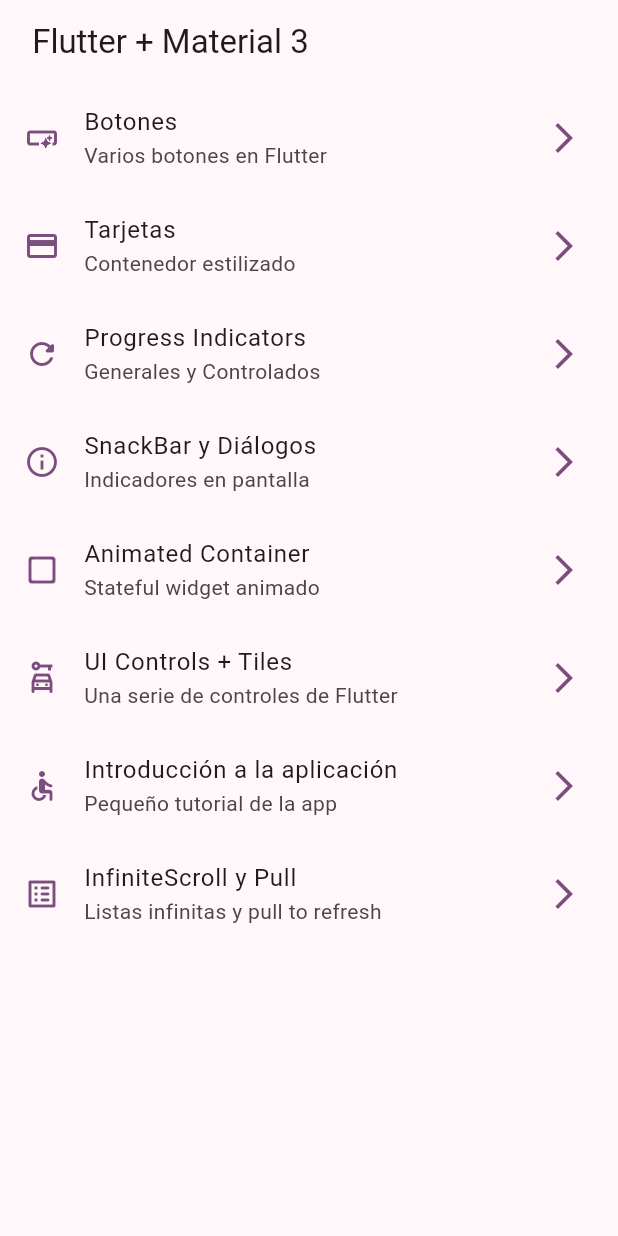
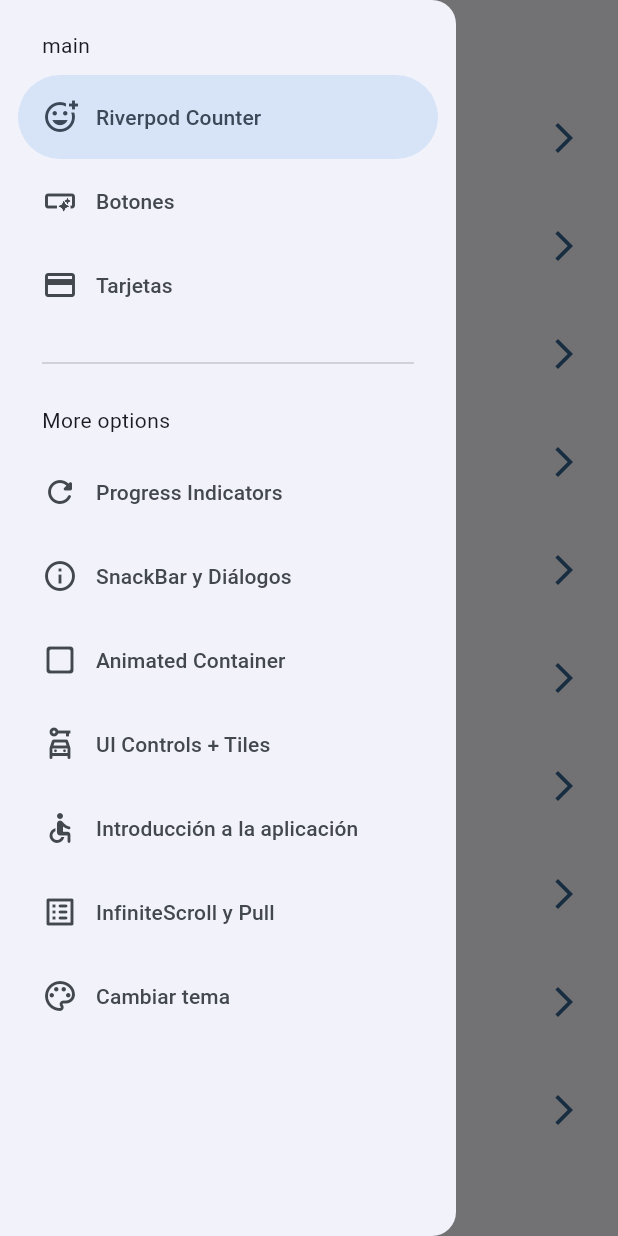
Before and after one commit to JulianOsorio27/componentesFlutter, a Flutter app: the screen it shows after launch, with the side drawer open (before the commit the screen has no drawer), on a phone screen of 412 x 824 dp. Run offline on Flutter 3.47's test engine with Material 3 defaults, Android fonts, the phone set to English and light mode, and no system bars; our stand-ins replace animate_do, flutter_riverpod, go_router.

Commit message:
Antes de statenotifier

```diff
--- a/lib/config/menu/menu_items.dart
+++ b/lib/config/menu/menu_items.dart
@@ -18,6 +18,14 @@ class MenuItems {
 }
 
 const appMenuItems = <MenuItems> [
+
+
+  MenuItems(
+    title: 'Riverpod Counter',
+    subTitle:'Introducción a riverpod',
+    link: '/counter-river',
+    icon: Icons.add_reaction_outlined
+  ),
 
   MenuItems(
     title: 'Botones',
@@ -75,4 +83,12 @@ const appMenuItems = <MenuItems> [
     icon: Icons.list_alt_rounded
   ),
 
+  MenuItems(
+    title: 'Cambiar tema',
+    subTitle:'Cambiar tema de la aplicación',
+    link: '/themechanger',
+    icon: Icons.color_lens_outlined
+  ),
+
+
 ];
--- a/lib/config/router/app_router.dart
+++ b/lib/config/router/app_router.dart
@@ -52,5 +52,15 @@ final appRouter = GoRouter(
       name: InfiniteScrollScreen.name,
       builder: (context, state) => const InfiniteScrollScreen(),
     ),
+    GoRoute(
+      path: '/counter-river',
+      name: CounterScreen.name,
+      builder: (context, state) => const CounterScreen(),
+    ),
+    GoRoute(
+      path: '/themechanger',
+      name: ThemeChangerScreen.name,
+      builder: (context, state) => const ThemeChangerScreen(),
+    ),
   ],
 );
--- a/lib/config/theme/app_theme.dart
+++ b/lib/config/theme/app_theme.dart
@@ -24,9 +24,11 @@ const List<Color> colorList = [
 class AppTheme {
 
   final int selectedColor;
+  final bool isDarkMode;
 
   AppTheme({
-    required this.selectedColor
+    this.selectedColor = 0,
+    this.isDarkMode = false,
 
   }): assert( selectedColor >= 0, 'Debe ser mayor que 0'  ),
       assert( selectedColor < colorList.length ,
@@ -35,6 +37,7 @@ class AppTheme {
 
   ThemeData getTheme() => ThemeData(
     useMaterial3: true,
+    brightness: isDarkMode ? Brightness.dark : Brightness.light,
     colorSchemeSeed: colorList [ selectedColor ],
     appBarTheme:const AppBarTheme(
       centerTitle: false
--- a/lib/main.dart
+++ b/lib/main.dart
@@ -1,26 +1,37 @@
 import 'package:flutter/material.dart';
 import 'package:widgets_app/config/router/app_router.dart';
 import 'package:widgets_app/config/theme/app_theme.dart';
+import 'package:flutter_riverpod/flutter_riverpod.dart';
+import 'package:widgets_app/presentation/providers/theme_provider.dart';
 
 /*
   * En esta seccion usamos gif y diferentes funciones de botones como navegaciones.
 */
 
 void main() {
-  runApp(const MainApp());
+  runApp(
+    const ProviderScope(
+      child:  MainApp()
+   )
+
+  );
 }
 
-class MainApp extends StatelessWidget {
+class MainApp extends ConsumerWidget {
   const MainApp({super.key});
 
   @override
-  Widget build(BuildContext context) {
+  Widget build(BuildContext context, ref) {
+
+    final isDarkMode = ref.watch(isDarkModeProvider);
+    final selectedColor = ref.watch(selectedColorProvider);
+
     // Definimos el roterConfig
     return  MaterialApp.router(
       title: 'Flutter Widgets ',
       routerConfig: appRouter,
       debugShowCheckedModeBanner: false,
-      theme: AppTheme(selectedColor: 4).getTheme(),
+      theme: AppTheme(selectedColor: selectedColor, isDarkMode: isDarkMode).getTheme(),
 
     );
   }
--- /dev/null
+++ b/lib/presentation/providers/counter_provider.dart
@@ -0,0 +1,4 @@
+import 'package:flutter_riverpod/flutter_riverpod.dart';
+
+// Es un proveedor de estados: Es una pequeña pieza de información de estado de nuestra app
+final counterProvider = StateProvider((ref) => 9 );
--- /dev/null
+++ b/lib/presentation/providers/theme_provider.dart
@@ -0,0 +1,12 @@
+import 'package:flutter_riverpod/flutter_riverpod.dart';
+import 'package:widgets_app/config/theme/app_theme.dart';
+
+// Valor bool
+final isDarkModeProvider = StateProvider((ref) => false);
+
+// Para seleccionar un color a la app creamos un listado de colores inmutable
+// El colorList esta en el Theme general de app
+final colorListProvider = Provider((ref) => colorList);
+
+// Valor int
+final selectedColorProvider = StateProvider((ref) => 0);
--- a/lib/presentation/screens/home/home_screen.dart
+++ b/lib/presentation/screens/home/home_screen.dart
@@ -1,22 +1,25 @@
 import 'package:flutter/material.dart';
 import 'package:go_router/go_router.dart';
 import 'package:widgets_app/config/menu/menu_items.dart';
-
-
+import 'package:widgets_app/presentation/widgets/side_menu.dart';
 
 class HomeScreen extends StatelessWidget {
-
   static const String name = 'home_screen';
 
   const HomeScreen({Key? key}) : super(key: key);
 
   @override
   Widget build(BuildContext context) {
+    // Referecnia para cerrar el drawer: menu lateral
+    final scaffoldKey = GlobalKey<ScaffoldState>();
+
     return Scaffold(
+      key: scaffoldKey,
       appBar: AppBar(
         title: const Text(' Flutter + Material 3 '),
       ),
       body: const _HomeView(),
+      drawer:  SideMenu(scaffoldKey: scaffoldKey),
     );
   }
 }
--- a/lib/presentation/screens/screens.dart
+++ b/lib/presentation/screens/screens.dart
@@ -4,8 +4,10 @@ export 'package:widgets_app/presentation/screens/animated/animated_screen.dart';
 export 'package:widgets_app/presentation/screens/app_tutorial/app_tutorial_screen.dart';
 export 'package:widgets_app/presentation/screens/buttons/buttons_screen.dart';
 export 'package:widgets_app/presentation/screens/card/cards_screens.dart';
+export 'package:widgets_app/presentation/screens/counter/counter_screen.dart';
 export 'package:widgets_app/presentation/screens/home/home_screen.dart';
 export 'package:widgets_app/presentation/screens/infinite_scroll/infinite_scroll_screen.dart';
 export 'package:widgets_app/presentation/screens/progress/progress_screen.dart';
 export 'package:widgets_app/presentation/screens/snackbar/snackbar_screen.dart';
 export 'package:widgets_app/presentation/screens/ui_constrols/ui_controls_screen.dart';
+export 'package:widgets_app/presentation/screens/theme_changer/theme_changer_screen.dart';
--- /dev/null
+++ b/lib/presentation/widgets/side_menu.dart
@@ -0,0 +1,63 @@
+import 'package:flutter/material.dart';
+import 'package:go_router/go_router.dart';
+import 'package:widgets_app/config/menu/menu_items.dart';
+
+class SideMenu extends StatefulWidget {
+  // Definimos la llave para hacer conexion con el homeScreen
+  final GlobalKey<ScaffoldState> scaffoldKey;
+
+  const SideMenu({super.key, required this.scaffoldKey});
+
+  @override
+  State<SideMenu> createState() => _SideMenuState();
+}
+
+class _SideMenuState extends State<SideMenu> {
+  // Permite ver cual opcion del menu esta seleccionada
+  int navDrawerIndex = 0;
+
+  @override
+  Widget build(BuildContext context) {
+    final hasNotch = MediaQuery.of(context).viewPadding.top > 35;
+
+    return NavigationDrawer(
+        selectedIndex: navDrawerIndex,
+        onDestinationSelected: (value) {
+          setState(() {
+            navDrawerIndex = value;
+          });
+
+          final menuItem = appMenuItems[value];
+          context.push(menuItem.link);
+          widget.scaffoldKey.currentState?.closeDrawer();
+        },
+        children: [
+          Padding(
+            padding: EdgeInsets.fromLTRB(28, hasNotch ? 0 : 20, 16, 10),
+            child: const Text('main'),
+          ),
+
+          // Barremos el menuitems para obtener todas las opciones del menu
+          ...appMenuItems.sublist(0, 3).map(
+                (item) => NavigationDrawerDestination(
+                    icon: Icon(item.icon), label: Text(item.title)),
+              ),
+
+          const Padding(
+            padding: EdgeInsets.fromLTRB(28, 16, 28, 10),
+            child: Divider(),
+          ),
+
+          const Padding(
+            padding: EdgeInsets.fromLTRB(28, 10, 16, 10),
+            child: Text('More options'),
+          ),
+
+          // Barremos el menuitems para obtener todas las opciones del menu
+          ...appMenuItems.sublist(3).map(
+                (item) => NavigationDrawerDestination(
+                    icon: Icon(item.icon), label: Text(item.title)),
+              ),
+        ]);
+  }
+}
```
Also changed, not shown: lib/presentation/screens/counter/counter_screen.dart (added, +43 -0 lines), lib/presentation/screens/theme_changer/theme_changer_screen.dart (added, +59 -0 lines), pubspec.yaml (+7 -1 lines), pubspec.lock.
